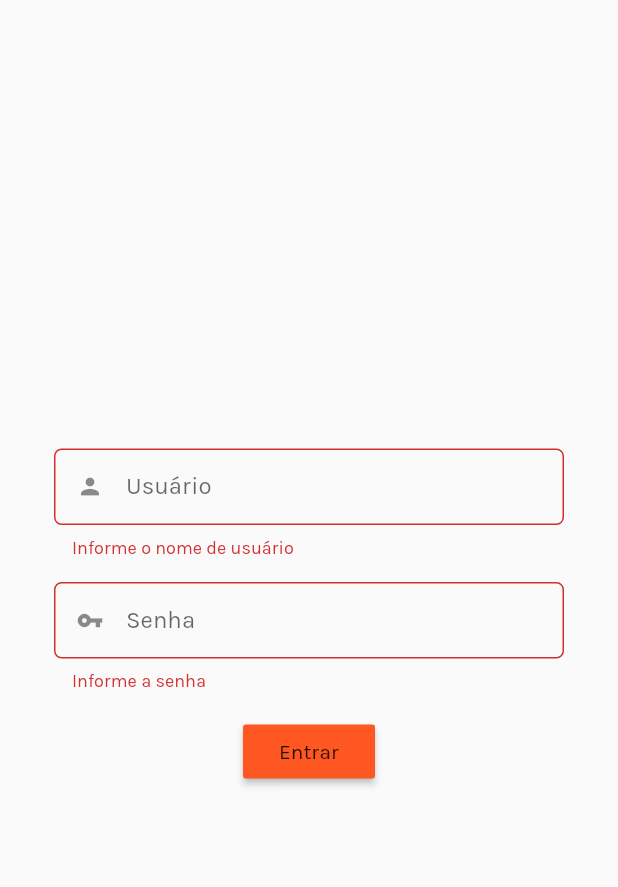
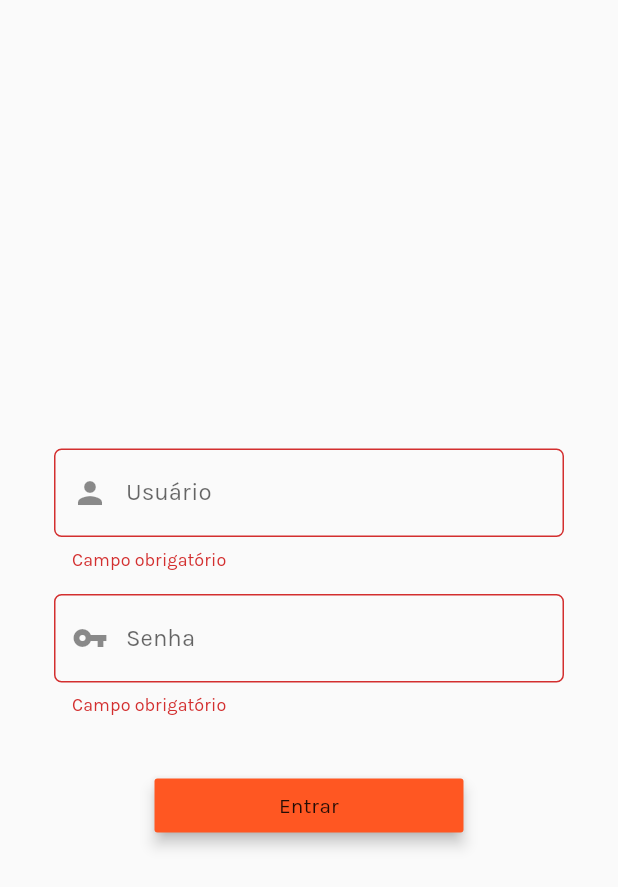
Before and after one commit to Fucks/pet-rescue-app, a Flutter app: the screen it shows after launch, after a tap on "Entrar", on a phone screen of 412 x 824 dp. Shown: the top 887 px of the screen. Run offline on Flutter 3.47's test engine with Material 2 defaults, Android fonts, the phone set to English and light mode, and no system bars; our stand-ins replace flutter_map, image_picker, latlong, location, shared_preferences; generated files the repository leaves out were written again.

Commit message:
Adicionado service de login

```diff
--- a/pet_rescue/lib/services/announces.service.dart
+++ b/pet_rescue/lib/services/announces.service.dart
@@ -2,7 +2,7 @@ import 'dart:async';
 import 'dart:convert';
 import '../entities/announce.entity.dart';
 import 'package:http/http.dart' as http;
-import '../constants.dart' as CONSTANTS;
+import '../util/constants.dart';
 import '../util/pageable.dart';
 import 'abstract.service.dart';
 import 'package:latlong/latlong.dart';
@@ -11,7 +11,7 @@ class AnnounceService extends Services {
   Future<Pageable> fetchAnnounces(LatLng position) async {
     await Future.delayed(const Duration(seconds: 5));
 
-    var url = Uri.http(CONSTANTS.WS_SERVER, '/api/announce', {
+    var url = Uri.http(SERVER_URL, '/api/announce', {
       'latitude': position.latitude.toString(),
       'longitude': position.longitude.toString(),
       'distance': '500'
--- /dev/null
+++ b/pet_rescue/lib/util/constants.dart
@@ -0,0 +1,3 @@
+const CLIENT = 'my-client';
+const CLIENT_PWD = 'secret';
+const SERVER_URL = 'http://192.168.0.103:8080';
--- a/pet_rescue/lib/view/login.dart
+++ b/pet_rescue/lib/view/login.dart
@@ -1,4 +1,6 @@
 import 'package:flutter/material.dart';
+import '../services/login.service.dart';
+import 'dart:async';
 
 class Login extends StatefulWidget {
   Login({Key key}) : super(key: key);
@@ -10,81 +12,113 @@ class Login extends StatefulWidget {
 class _LoginState extends State<Login> {
   var username, password;
 
-  final _usernameCtrl = new TextEditingController();
-  final _passwordCtrl = new TextEditingController();
+  final __LoginService = new LoginService();
+  final __usernameCtrl = new TextEditingController();
+  final __passwordCtrl = new TextEditingController();
 
   final GlobalKey<FormState> _formKey = new GlobalKey<FormState>();
+  final __spacer = Padding(padding: EdgeInsets.all(8.0));
+  String __errorMessage = null;
 
-  void login() {
-    if (_formKey.currentState.validate()) {
+  void setError(message) {
+    setState(() => __errorMessage = message);
+
+    Future
+        .delayed(Duration(seconds: 15))
+        .whenComplete(() => setState(() => __errorMessage = null));
+  }
+
+  void login() async {
+    if (!_formKey.currentState.validate()) return;
+
+    try {
+      await __LoginService.Login(
+          username: __usernameCtrl.text, password: __passwordCtrl.text);
+
       Navigator.pushReplacementNamed(context, '/home');
+    } catch (e) {
+      setError(e.message);
     }
   }
 
   @override
   void dispose() {
-    _passwordCtrl.dispose();
-    _usernameCtrl.dispose();
+    __passwordCtrl.dispose();
+    __usernameCtrl.dispose();
     super.dispose();
   }
 
-  Widget getFormLogin() {
-    var textTheme = Theme.of(context).accentTextTheme;
+  Widget buildForm() {
+    return Center(
+        child: SingleChildScrollView(
+            child: Form(
+      key: _formKey,
+      child: Column(
+        children: [buildInputsSection(), buildButtonsSection()],
+      ),
+    )));
+  }
 
-    return new Padding(
-        padding: EdgeInsets.symmetric(vertical: 16.0),
-        child: new Form(
-            key: _formKey,
-            child: new Column(children: <Widget>[
-              new TextFormField(
-                  controller: _usernameCtrl,
-                  decoration: new InputDecoration(
-                      border: new OutlineInputBorder(
-                          borderRadius: BorderRadius.all(Radius.circular(5.0))),
-                      isDense: true,
-                      prefixIcon: new Icon(Icons.person),
-                      labelText: 'Usuário'),
-                  validator: (value) {
-                    if (value.isEmpty) return 'Informe o nome de usuário';
-                  }),
-              new Divider(
-                height: 16.0,
-                color: Colors.transparent,
-              ),
-              new TextFormField(
-                controller: _passwordCtrl,
-                decoration: new InputDecoration(
-                    border: new OutlineInputBorder(
-                        borderRadius: BorderRadius.all(Radius.circular(5.0))),
-                    isDense: true,
-                    prefixIcon: new Icon(Icons.vpn_key),
-                    labelText: 'Senha'),
-                validator: (value) {
-                  if (value.isEmpty) return 'Informe a senha';
-                },
-              ),
-              new Flex(
-                direction: Axis.vertical,
-                children: [
-                  new Divider(
-                    height: 16.0,
-                    color: Colors.transparent,
-                  ),
-                  new RaisedButton(
-                    onPressed: this.login,
-                    child: new Text('Entrar'),
-                  )
-                ],
-              )
-            ])));
+  Widget buildInputsSection() {
+    var __inputBorder = new OutlineInputBorder(
+        borderRadius: BorderRadius.all(Radius.circular(5.0)));
+
+    var __inputValidation = (text) => text.isEmpty ? 'Campo obrigatório' : null;
+
+    var __usernameInput = TextFormField(
+      controller: __usernameCtrl,
+      validator: __inputValidation,
+      decoration: InputDecoration(
+          border: __inputBorder,
+          isDense: false,
+          labelText: 'Usuário',
+          prefixIcon: Icon(Icons.person)),
+    );
+
+    var __passwordInput = TextFormField(
+      controller: __passwordCtrl,
+      validator: __inputValidation,
+      decoration: InputDecoration(
+          border: __inputBorder,
+          isDense: false,
+          labelText: 'Senha',
+          prefixIcon: Icon(Icons.vpn_key)),
+    );
+
+    var __children = [__usernameInput, __spacer, __passwordInput];
+
+    if (__errorMessage != null) {
+      __children.add(Text(__errorMessage,
+          style: TextStyle(color: Colors.red, height: 2.0)));
+    }
+
+    return Padding(
+      padding: EdgeInsets.all(36.0),
+      child: Flex(
+        direction: Axis.vertical,
+        children: __children,
+      ),
+    );
+  }
+
+  Widget buildButtonsSection() {
+    var __buttonWidth = MediaQuery.of(context).size.width / 2;
+
+    var __LoginButton = RaisedButton(
+        elevation: 4.0,
+        padding: EdgeInsets.all(8.0),
+        onPressed: this.login,
+        child: Text('Entrar'));
+
+    return IntrinsicWidth(
+      child: __LoginButton,
+      stepWidth: __buttonWidth,
+    );
   }
 
   @override
   Widget build(BuildContext context) {
-    var body = new Container(
-        padding: EdgeInsets.all(36.0),
-        child: new Center(
-            child: new SingleChildScrollView(child: getFormLogin())));
+    var body = Container(child: buildForm());
 
     return new Scaffold(body: body);
   }
--- a/pet_rescue/lib/view/map.dart
+++ b/pet_rescue/lib/view/map.dart
@@ -34,7 +34,7 @@ class Map extends StatelessWidget {
         appBar: new AppBar(
           title: new Text('Anuncios'),
         ),
-        body: new MapWidget(currentLocation: true, onMarkerTap: __onMarkerSelect, markers: markers.content),
+        body: new MapWidget(currentLocation: true, onMarkerTap: __onMarkerSelect, markers: []),
         floatingActionButton: new Hero(tag: 'add-button',child: __floatingButton));
   }
 
--- a/pet_rescue/pubspec.yaml
+++ b/pet_rescue/pubspec.yaml
@@ -13,6 +13,7 @@ dependencies:
   flutter_map: ^0.0.1
   location: "^1.3.4"
   image_picker: ^0.4.5
+  shared_preferences: ^0.4.2
 
 dev_dependencies:
   flutter_test:
```
Also changed, not shown: pet_rescue/lib/services/abstract.service.dart (+19 -0 lines), pet_rescue/lib/services/login.service.dart (added, +70 -0 lines), pet_rescue/pubspec.lock.
